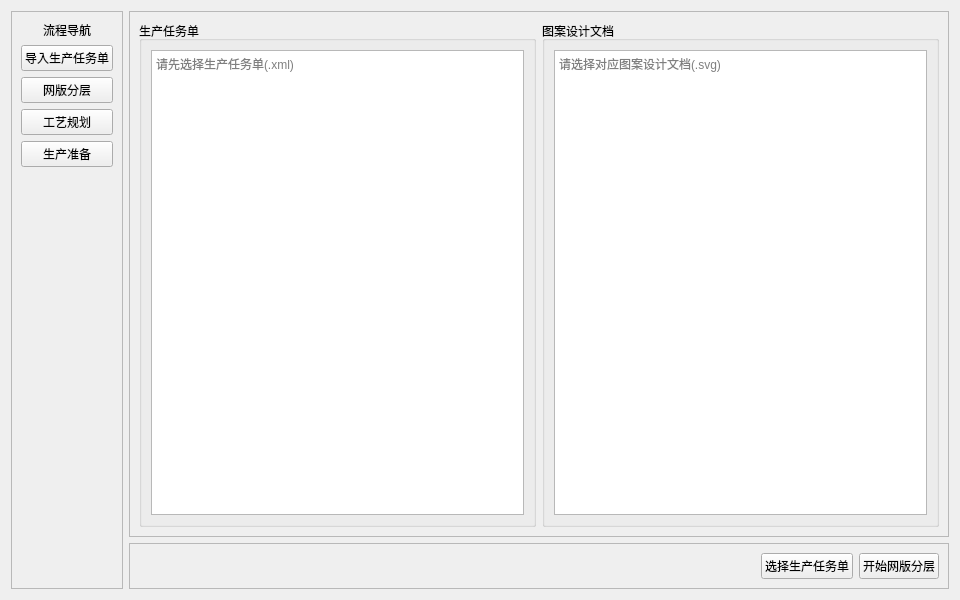
First picture: the form in forms/import_task.ui, repository ByteKnight-X/LineControlRobot, before the edit.
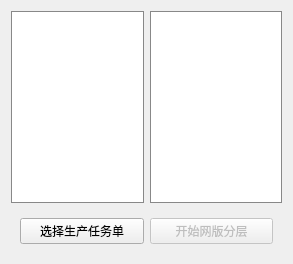
Second picture: the form after the edit.

Diff of the .ui file:
```diff
--- a/forms/import_task.ui
+++ b/forms/import_task.ui
@@ -1,171 +1,57 @@
 <?xml version="1.0" encoding="UTF-8"?>
 <ui version="4.0">
- <class>ImportTaskForm</class>
- <widget class="QWidget" name="ImportTaskForm">
-  <property name="geometry">
-   <rect>
-    <x>0</x>
-    <y>0</y>
-    <width>960</width>
-    <height>600</height>
-   </rect>
-  </property>
-  <property name="windowTitle">
-   <string>导入生产任务单</string>
-  </property>
-  <layout class="QHBoxLayout" name="horizontalLayout">
+    <class>ImportPage</class>
+    <widget class="QWidget" name="ImportPage">
+        <layout class="QVBoxLayout" name="importLayout">
+            <!-- Info Panel -->
+            <item stretch="10">
+                <layout class="QHBoxLayout" name="topImportLayout">
    <item>
-    <widget class="QFrame" name="navigationFrame">
-     <property name="frameShape">
-      <enum>QFrame::StyledPanel</enum>
-     </property>
-     <layout class="QVBoxLayout" name="navLayout">
-      <item>
-       <widget class="QLabel" name="titleLabel">
-        <property name="text">
-         <string>流程导航</string>
-        </property>
-        <property name="alignment">
-         <set>Qt::AlignHCenter|Qt::AlignVCenter</set>
-        </property>
-        <property name="margin">
-         <number>6</number>
-        </property>
+                        <widget class="QTextEdit" name="txtInstructions">
+                            <property name="styleSheet">
+                                <string>border: 1px solid #888888;</string>
+                            </property>
+                            <property name="sizePolicy">
+                                <sizepolicy hsizetype="Expanding" vsizetype="Expanding">
+                                    <horstretch>1</horstretch>
+                                    <verstretch>1</verstretch>
+                                </sizepolicy>
+                            </property>
        </widget>
       </item>
       <item>
-       <widget class="QPushButton" name="navImportButton">
-        <property name="text">
-         <string>导入生产任务单</string>
-        </property>
-        <property name="checkable">
-         <bool>true</bool>
+                        <widget class="QLabel" name="patternDesign">
+                            <property name="styleSheet">
+                                <string>border: 1px solid #888888; background-color: white;</string>
+                            </property>
+                            <property name="sizePolicy">
+                                <sizepolicy hsizetype="Expanding" vsizetype="Expanding">
+                                    <horstretch>1</horstretch>
+                                    <verstretch>1</verstretch>
+                                </sizepolicy>
         </property>
        </widget>
       </item>
-      <item>
-       <widget class="QPushButton" name="navLayerButton">
-        <property name="text">
-         <string>网版分层</string>
-        </property>
-       </widget>
-      </item>
-      <item>
-       <widget class="QPushButton" name="navProcessButton">
-        <property name="text">
-         <string>工艺规划</string>
-        </property>
-       </widget>
-      </item>
-      <item>
-       <widget class="QPushButton" name="navProductionButton">
-        <property name="text">
-         <string>生产准备</string>
-        </property>
-       </widget>
-      </item>
-      <item>
-       <spacer name="navSpacer">
-        <property name="orientation">
-         <enum>Qt::Vertical</enum>
-        </property>
-        <property name="sizeHint" stdset="0">
-         <size>
-          <width>20</width>
-          <height>40</height>
-         </size>
-        </property>
-       </spacer>
-      </item>
-     </layout>
-    </widget>
-   </item>
-   <item>
-    <layout class="QVBoxLayout" name="rightColumnLayout">
-     <item>
-      <widget class="QFrame" name="canvasFrame">
-       <property name="frameShape">
-        <enum>QFrame::StyledPanel</enum>
-       </property>
-       <layout class="QHBoxLayout" name="canvasLayout">
-        <item>
-         <widget class="QGroupBox" name="taskGroup">
-          <property name="title">
-           <string>生产任务单</string>
-          </property>
-          <layout class="QVBoxLayout" name="taskLayout">
-           <item>
-            <widget class="QTextEdit" name="taskTextEdit">
-             <property name="readOnly">
-              <bool>true</bool>
-             </property>
-             <property name="placeholderText">
-              <string>请先选择生产任务单(.xml)</string>
-             </property>
-            </widget>
-           </item>
-          </layout>
-         </widget>
-        </item>
-        <item>
-         <widget class="QGroupBox" name="designGroup">
-          <property name="title">
-           <string>图案设计文档</string>
-          </property>
-          <layout class="QVBoxLayout" name="designLayout">
-           <item>
-            <widget class="QTextEdit" name="designTextEdit">
-             <property name="readOnly">
-              <bool>true</bool>
-             </property>
-             <property name="placeholderText">
-              <string>请选择对应图案设计文档(.svg)</string>
-             </property>
-            </widget>
-           </item>
-          </layout>
-         </widget>
-        </item>
-       </layout>
-      </widget>
-     </item>
-     <item>
-      <widget class="QFrame" name="controlFrame">
-       <property name="frameShape">
-        <enum>QFrame::StyledPanel</enum>
-       </property>
+                </layout> 
+            </item>
+
+            <!-- Control Panel -->
+            <item stretch="1">
+                <widget class="QWidget" name="controlPanel">
        <layout class="QHBoxLayout" name="controlLayout">
         <item>
-         <spacer name="controlSpacer">
-          <property name="orientation">
-           <enum>Qt::Horizontal</enum>
-          </property>
-          <property name="sizeHint" stdset="0">
-           <size>
-            <width>40</width>
-            <height>20</height>
-           </size>
-          </property>
-         </spacer>
-        </item>
-        <item>
-         <widget class="QPushButton" name="selectTaskButton">
-          <property name="text">
-           <string>选择生产任务单</string>
-          </property>
+                            <widget class="QPushButton" name="btnSelectTask">
+                                <property name="text"><string>选择生产任务单</string></property>
          </widget>
         </item>
         <item>
-         <widget class="QPushButton" name="startLayerButton">
-          <property name="text">
-           <string>开始网版分层</string>
-          </property>
+                            <widget class="QPushButton" name="btnStartLayering">
+                                <property name="text"><string>开始网版分层</string></property>
+                                <property name="enabled"><bool>false</bool></property>
          </widget>
         </item>
        </layout>
       </widget>
-     </item>
-    </layout>
    </item>
   </layout>
  </widget>
```
Lines whose indentation alone changed are shown as unchanged.
